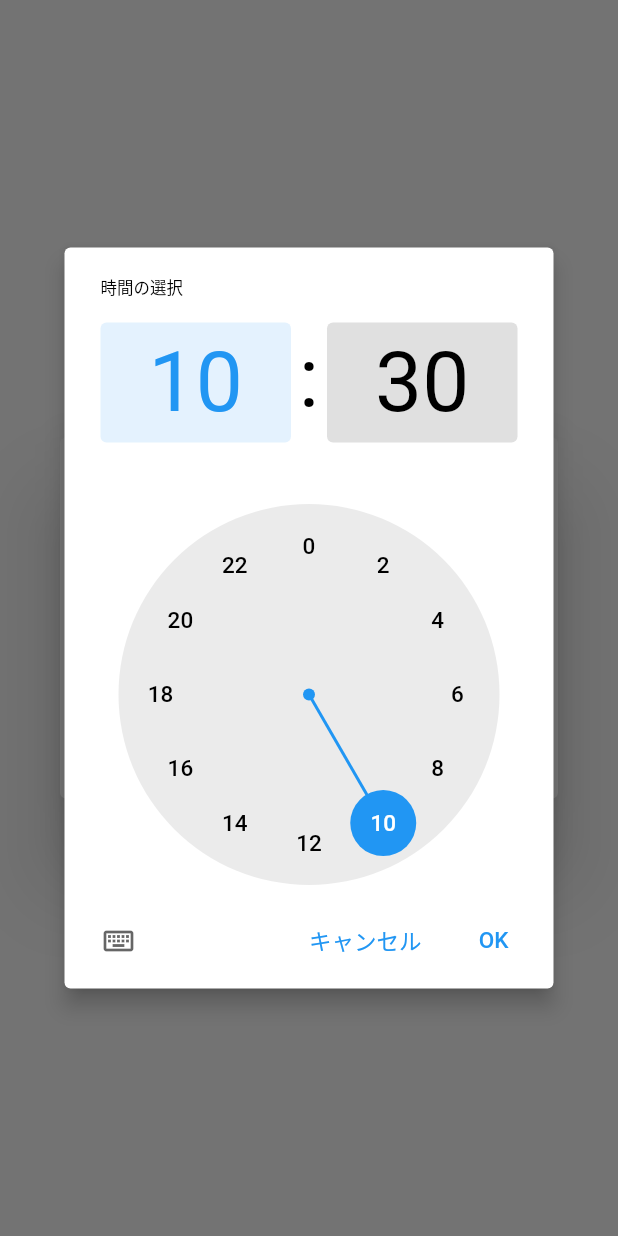
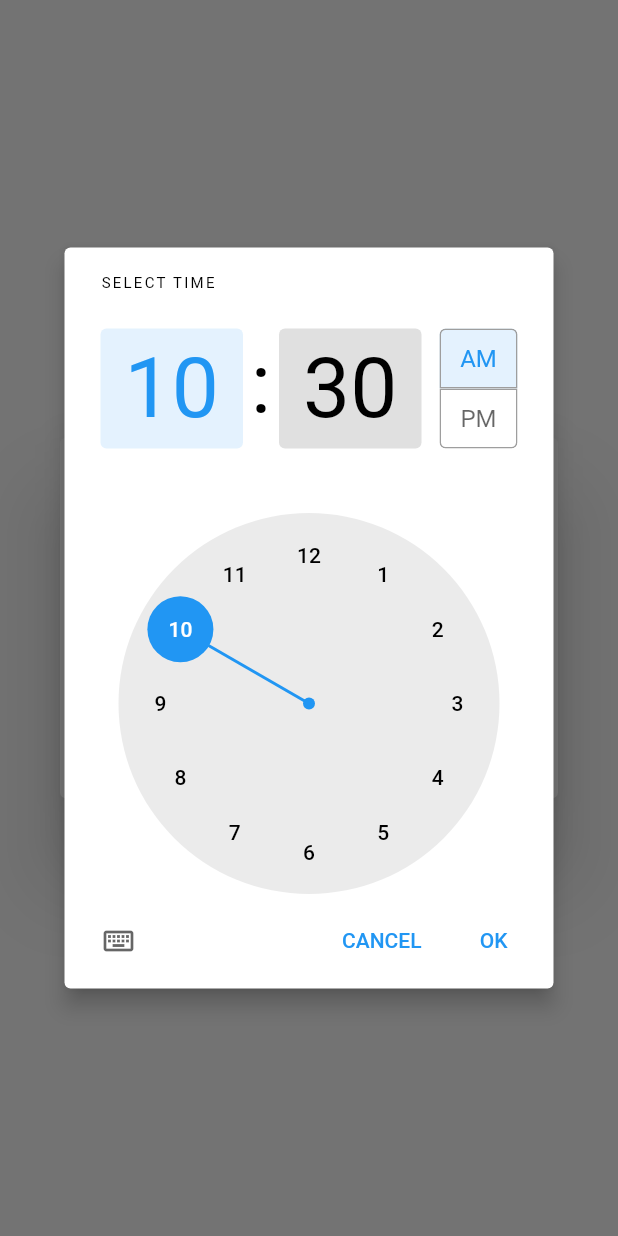
Before and after one commit to tyagiwork0419/attendance_manager, a Flutter app: the DateTimePickerDialog widget shown alone on an empty page, opened directly with empty values, after a tap on an icon or button, on a phone screen of 412 x 824 dp. Run offline on Flutter 3.47's test engine with Material 2 defaults, Android fonts, the phone set to English and light mode, and no system bars; our stand-ins replace csv, month_picker_dialog, nil; missing offline and left inert: flutter_expandable_table, universal_html; network calls fail.

Commit message:
ver0.0.29

```diff
--- a/lib/application/constants.dart
+++ b/lib/application/constants.dart
@@ -3,7 +3,7 @@ import 'package:flutter/material.dart';
 class Constants {
   //const Constants();
 
-  static const String version = '0.0.28';
+  static const String version = '0.0.29';
 
   static const String apiUrl =
       'https://script.googleapis.com/v1/scripts/AKfycbyogMSgxbmJvDEaaBrZiUNmYywS4WCkJlb4ad-fReKO8ojk2NC6WrsemLFkd8C5NqUi:run';
--- a/lib/main.dart
+++ b/lib/main.dart
@@ -42,6 +42,7 @@ class MyApp extends StatelessWidget {
           // is not restarted.
           primarySwatch: Colors.blue,
         ),
+        /*
         localizationsDelegates: const [
           GlobalMaterialLocalizations.delegate,
           GlobalWidgetsLocalizations.delegate,
@@ -50,6 +51,7 @@ class MyApp extends StatelessWidget {
         supportedLocales: const [
           Locale('ja'),
         ],
+        */
         home: MyHomePage(title: '勤怠管理', attendanceService: attendanceService));
   }
 }
--- a/lib/ui/components/dialogs/datetime_picker_dialog.dart
+++ b/lib/ui/components/dialogs/datetime_picker_dialog.dart
@@ -57,11 +57,8 @@ class _DateTimePickerDialogState extends State<DateTimePickerDialog> {
                 border: TableBorder.all(),
                 columns: const [
               DataColumn(label: Text('名前')),
-              //DataColumn(label: Text('種類')),
-              //DataColumn(label: Text('日付')),
               DataColumn(label: Text('日付')),
               DataColumn(label: Text('時刻')),
-              //DataColumn(label: Text('削除')),
             ],
                 rows: [
               DataRow(cells: [
@@ -88,10 +85,16 @@ class _DateTimePickerDialogState extends State<DateTimePickerDialog> {
                     child: Text(_timeString, style: _textPickerStyle),
                     onPressed: () async {
                       final TimeOfDay? picked = await showTimePicker(
-                        context: context,
-                        initialTime: _time,
-                        initialEntryMode: TimePickerEntryMode.dial,
-                      );
+                          context: context,
+                          initialTime: _time,
+                          initialEntryMode: TimePickerEntryMode.dial,
+                          builder: (context, child) {
+                            return MediaQuery(
+                              data: MediaQuery.of(context)
+                                  .copyWith(alwaysUse24HourFormat: false),
+                              child: child!,
+                            );
+                          });
                       if (picked == null) {
                         return;
                       }
--- a/lib/ui/pages/my_home_page.dart
+++ b/lib/ui/pages/my_home_page.dart
@@ -7,7 +7,6 @@ import 'package:flutter_expandable_table/flutter_expandable_table.dart';
 import 'package:intl/intl.dart';
 
 import '../../models/attend_data.dart';
-import '../../services/gas_client.dart';
 import '../../services/attendance_service.dart';
 import '../../application/constants.dart';
 
```
